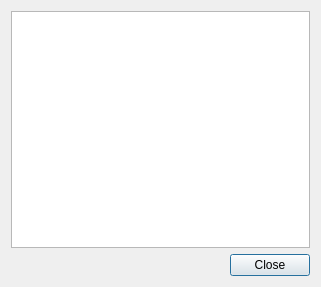
The window that screencloud/src/dialog/changelogdialog.ui (olav-st/screencloud) describes before a commit, drawn with Qt 5.
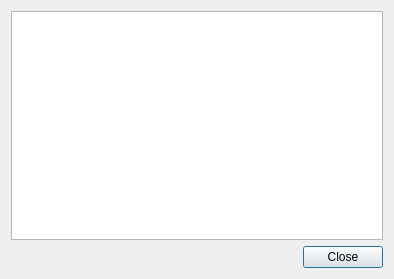
The same window after the commit.

```diff
--- a/screencloud/src/dialog/changelogdialog.ui
+++ b/screencloud/src/dialog/changelogdialog.ui
@@ -6,8 +6,8 @@
    <rect>
     <x>0</x>
     <y>0</y>
-    <width>321</width>
-    <height>287</height>
+    <width>394</width>
+    <height>279</height>
    </rect>
   </property>
   <property name="windowTitle">
```
